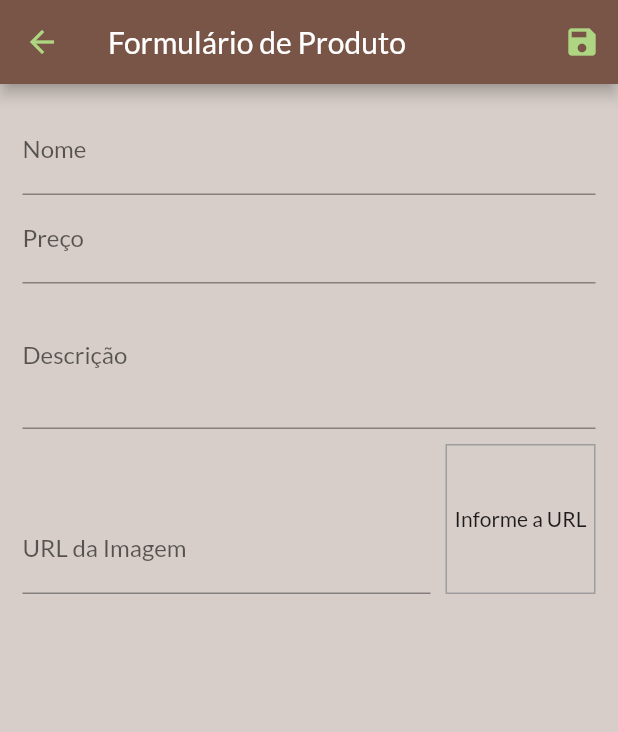
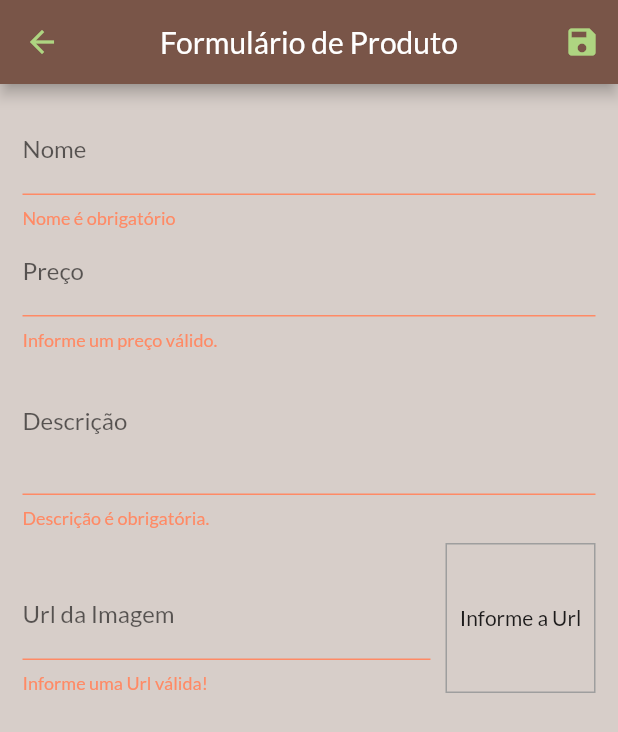
Before and after one commit to evertonbrunosds/shop, a Flutter app: the ProductFromScreen screen opened by its route, after a tap on the "save" icon, on a phone screen of 412 x 824 dp. Shown: the top 732 px of the screen. Run offline on Flutter 3.47's test engine with Material 2 defaults, Android fonts, the phone set to English and light mode, and no system bars; network calls fail.

Commit message:
Adição de telas: adição e edição de produto

```diff
--- a/lib/components/product_item.dart
+++ b/lib/components/product_item.dart
@@ -1,5 +1,6 @@
 import 'package:flutter/material.dart';
 import 'package:shop/models/Product.dart';
+import 'package:shop/utils/app_routes.dart';
 
 class ProductItem extends StatelessWidget {
   final Product product;
@@ -21,7 +22,12 @@ class ProductItem extends StatelessWidget {
         child: Row(
           children: [
             IconButton(
-              onPressed: () {},
+              onPressed: () {
+                Navigator.of(context).pushNamed(
+                  AppRoutes.PRODUCT_FORM,
+                  arguments: product,
+                );
+              },
               icon: Icon(
                 Icons.edit,
                 color: colorScheme.primary,
--- a/lib/models/product_list.dart
+++ b/lib/models/product_list.dart
@@ -1,3 +1,5 @@
+import 'dart:math';
+
 import 'package:flutter/material.dart';
 import 'package:shop/data/dummy_data.dart';
 import 'package:shop/models/Product.dart';
@@ -16,4 +18,28 @@ class ProductList with ChangeNotifier {
     _itens.add(product);
     notifyListeners();
   }
+
+  void saveProduct(final Map<String, Object> data) {
+    bool hasId = data['id'] != null;
+    final product = Product(
+      id: hasId ? data['id'] as String : Random().nextDouble().toString(),
+      name: data['name'] as String,
+      description: data['description'] as String,
+      price: data['price'] as double,
+      imageUrl: data['imageUrl'] as String,
+    );
+    if (hasId) {
+      updateProduct(product);
+    } else {
+      addProduct(product);
+    }
+  }
+
+  void updateProduct(final Product product) {
+    int index = _itens.indexWhere((p) => p.id == product.id);
+    if (index >= 0) {
+      _itens[index] = product;
+      notifyListeners();
+    }
+  }
 }
--- a/lib/screens/product_from_screen.dart
+++ b/lib/screens/product_from_screen.dart
@@ -1,8 +1,7 @@
-import 'dart:ffi';
-import 'dart:math';
-
 import 'package:flutter/material.dart';
+import 'package:provider/provider.dart';
 import 'package:shop/models/Product.dart';
+import 'package:shop/models/product_list.dart';
 
 class ProductFromScreen extends StatefulWidget {
   const ProductFromScreen({Key? key}) : super(key: key);
@@ -14,15 +13,15 @@ class ProductFromScreen extends StatefulWidget {
 class _ProductFromScreenState extends State<ProductFromScreen> {
   final _priceFocus = FocusNode();
   final _descriptionFocus = FocusNode();
-  final _imageURLFocus = FocusNode();
-  final _imageURLController = TextEditingController();
+  final _imageUrlFocus = FocusNode();
+  final _imageUrlController = TextEditingController();
   final _formKey = GlobalKey<FormState>();
   final _formData = <String, Object>{};
 
   @override
   void initState() {
     super.initState();
-    _imageURLFocus.addListener(_updateImage);
+    _imageUrlFocus.addListener(updateImage);
   }
 
   @override
@@ -30,23 +29,46 @@ class _ProductFromScreenState extends State<ProductFromScreen> {
     super.dispose();
     _priceFocus.dispose();
     _descriptionFocus.dispose();
-    _imageURLFocus.dispose();
-    _imageURLFocus.removeListener(_updateImage);
+    _imageUrlFocus.removeListener(updateImage);
+    _imageUrlFocus.dispose();
   }
 
-  void _updateImage() => setState(() {});
+  @override
+  void didChangeDependencies() {
+    super.didChangeDependencies();
+    if (_formData.isEmpty) {
+      final arg = ModalRoute.of(context)!.settings.arguments;
+      if (arg != null) {
+        final product = arg as Product;
+        _formData['id'] = product.id;
+        _formData['name'] = product.name;
+        _formData['price'] = product.price;
+        _formData['description'] = product.description;
+        _formData['imageUrl'] = product.imageUrl;
+        _imageUrlController.text = product.imageUrl;
+      }
+    }
+  }
+
+  void updateImage() => setState(() {});
+
+  bool isValidImageUrl(final String url) {
+    bool isValidUrl = Uri.tryParse(url)?.hasAbsolutePath ?? false;
+    bool endsWithFile = url.toLowerCase().endsWith('.png') ||
+        url.toLowerCase().endsWith('.jpg') ||
+        url.toLowerCase().endsWith('.jpeg');
+    return isValidUrl && endsWithFile;
+  }
 
   void _submitForm() {
     final isValid = _formKey.currentState?.validate() ?? false;
     if (isValid) {
       _formKey.currentState?.save();
-      final newProduct = Product(
-        id: Random().nextDouble() as String,
-        name: _formData['name'] as String,
-        description: _formData['description'] as String,
-        price: _formData['price'] as double,
-        imageUrl: _formData['imageURL'] as String,
-      );
+      Provider.of<ProductList>(
+        context,
+        listen: false,
+      ).saveProduct(_formData);
+      Navigator.of(context).pop();
     }
   }
 
@@ -56,6 +78,7 @@ class _ProductFromScreenState extends State<ProductFromScreen> {
     return Scaffold(
       appBar: AppBar(
         title: const Text('Formulário de Produto'),
+        centerTitle: true,
         iconTheme: IconThemeData(color: colorScheme.secondary),
         actions: [
           IconButton(
@@ -73,45 +96,85 @@ class _ProductFromScreenState extends State<ProductFromScreen> {
             child: ListView(
               children: [
                 TextFormField(
+                  initialValue: _formData['name']?.toString(),
                   decoration: const InputDecoration(labelText: 'Nome'),
                   textInputAction: TextInputAction.next,
                   onFieldSubmitted: (_) =>
                       FocusScope.of(context).requestFocus(_priceFocus),
                   onSaved: (name) => _formData['name'] = name ?? '',
+                  validator: (_name) {
+                    final name = _name ?? '';
+                    if (name.trim().isEmpty) {
+                      return 'Nome é obrigatório';
+                    }
+                    if (name.trim().length < 3) {
+                      return 'Nome precisa no mínimo de 3 letras.';
+                    }
+                    return null;
+                  },
                 ),
                 TextFormField(
+                  initialValue: _formData['price']?.toString(),
                   decoration: const InputDecoration(labelText: 'Preço'),
                   textInputAction: TextInputAction.next,
                   focusNode: _priceFocus,
-                  keyboardType: TextInputType.number,
+                  keyboardType: const TextInputType.numberWithOptions(
+                    decimal: true,
+                  ),
                   onFieldSubmitted: (_) =>
                       FocusScope.of(context).requestFocus(_descriptionFocus),
                   onSaved: (price) =>
                       _formData['price'] = double.parse(price ?? '0'),
+                  validator: (_price) {
+                    final priceString = _price ?? '';
+                    final price = double.tryParse(priceString) ?? -1;
+                    if (price <= 0) {
+                      return 'Informe um preço válido.';
+                    }
+                    return null;
+                  },
                 ),
                 TextFormField(
+                  initialValue: _formData['description']?.toString(),
                   decoration: const InputDecoration(labelText: 'Descrição'),
+                  textInputAction: TextInputAction.next,
                   focusNode: _descriptionFocus,
                   keyboardType: TextInputType.multiline,
                   maxLines: 3,
                   onSaved: (description) =>
                       _formData['description'] = description ?? '',
+                  validator: (_description) {
+                    final description = _description ?? '';
+                    if (description.trim().isEmpty) {
+                      return 'Descrição é obrigatória.';
+                    } else if (description.trim().length < 10) {
+                      return 'Descrição precisa no mínimo de 10 letras.';
+                    } else {
+                      return null;
+                    }
+                  },
                 ),
                 Row(
                   crossAxisAlignment: CrossAxisAlignment.end,
                   children: [
                     Expanded(
                       child: TextFormField(
-                        decoration: const InputDecoration(
-                          labelText: 'URL da Imagem',
-                        ),
-                        focusNode: _imageURLFocus,
+                        decoration:
+                            const InputDecoration(labelText: 'Url da Imagem'),
                         keyboardType: TextInputType.url,
                         textInputAction: TextInputAction.done,
-                        controller: _imageURLController,
+                        focusNode: _imageUrlFocus,
+                        controller: _imageUrlController,
                         onFieldSubmitted: (_) => _submitForm(),
-                        onSaved: (imageURL) =>
-                            _formData['imageURL'] = imageURL ?? '',
+                        onSaved: (imageUrl) =>
+                            _formData['imageUrl'] = imageUrl ?? '',
+                        validator: (_imageUrl) {
+                          final imageUrl = _imageUrl ?? '';
+                          if (!isValidImageUrl(imageUrl)) {
+                            return 'Informe uma Url válida!';
+                          }
+                          return null;
+                        },
                       ),
                     ),
                     Container(
@@ -128,10 +191,10 @@ class _ProductFromScreenState extends State<ProductFromScreen> {
                         ),
                       ),
                       alignment: Alignment.center,
-                      child: _imageURLController.text.isEmpty
-                          ? const Text('Informe a URL')
+                      child: _imageUrlController.text.isEmpty
+                          ? const Text('Informe a Url')
                           : FittedBox(
-                              child: Image.network(_imageURLController.text),
+                              child: Image.network(_imageUrlController.text),
                               fit: BoxFit.cover,
                             ),
                     ),
--- a/lib/utils/app_routes.dart
+++ b/lib/utils/app_routes.dart
@@ -1,5 +1,6 @@
+// ignore_for_file: constant_identifier_names
+
 import 'package:flutter/material.dart';
-
 import '../screens/cart_screen.dart';
 import '../screens/orders_screen.dart';
 import '../screens/product_detail_screen.dart';
```
